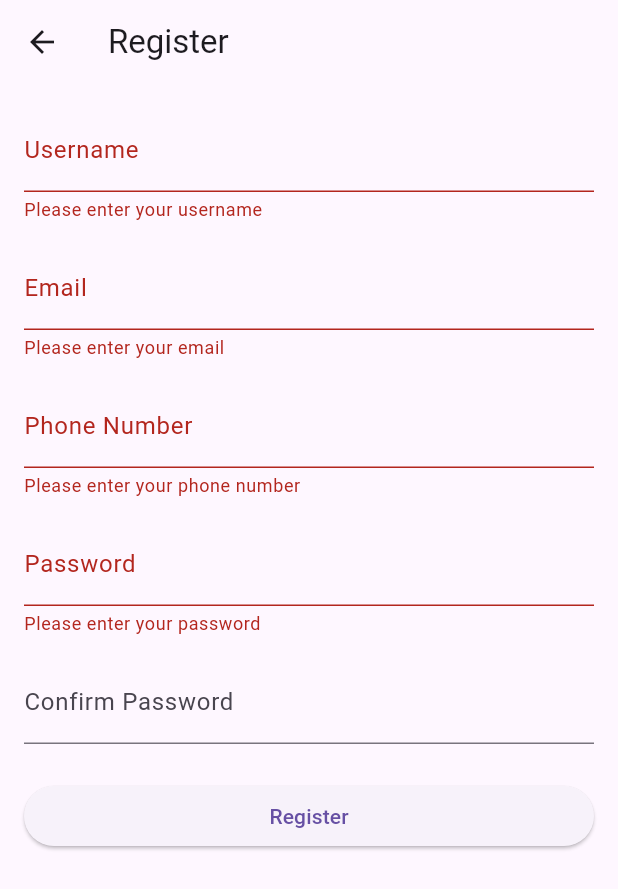
After one commit to MNhatdayy/flutter_ecom, a Flutter app: the RegisterScreen screen opened by its route, after a tap on "Register", on a phone screen of 412 x 824 dp. The commit adds this screen. Shown: the top 889 px of the screen. Run offline on Flutter 3.47's test engine with Material 3 defaults, Android fonts, the phone set to English and light mode, and no system bars; our stand-ins replace shared_preferences; accounts and stored records are empty.

Commit message:
commit-auth-service

```diff
--- a/lib/core/config/base_client.dart
+++ b/lib/core/config/base_client.dart
@@ -36,7 +36,24 @@ class BaseClient {
       throw ApiNotRespondingException('API not responded in time', uri.toString());
     }
   }
-
+  Future<dynamic> getPayload(String baseUrl, String api, dynamic payloadObj) async {
+    var uri = Uri.parse(baseUrl + api);
+    var payload = jsonEncode(payloadObj);
+    try {
+      var response = await http
+          .post(
+        uri,
+        body: payload,
+        headers: {"Content-Type": "application/json"}, // Header JSON
+      )
+          .timeout(Duration(seconds: TIME_OUT_DURATION));
+      return _processResponse(response);
+    } on SocketException {
+      throw FetchDataException('No Internet connection', uri.toString());
+    } on TimeoutException {
+      throw ApiNotRespondingException('API not responded in time', uri.toString());
+    }
+  }
   Future<dynamic> put(String baseUrl, String api, dynamic payloadObj) async {
     var uri = Uri.parse(baseUrl + api);
     var payload = jsonEncode(payloadObj); // Sử dụng jsonEncode để serialize payloadObj
--- a/lib/core/services/authService.dart
+++ b/lib/core/services/authService.dart
@@ -14,12 +14,10 @@ class AuthService {
     final response = await _baseClient.post(AppConfig.baseUrl,authEnpoints().login ,payload);
     if (response != null) {
       try {
-        // Chuyển đổi dữ liệu trả về nếu cần thiết (nếu là chuỗi JSON)
         final Map<String, dynamic> jsonResponse = jsonDecode(response);
 
-        // Kiểm tra xem token có trong response hay không
         if (jsonResponse.containsKey('token')) {
-          return jsonResponse['token']; // Hoặc trả về toàn bộ dữ liệu nếu cần
+          return jsonResponse['token'];
         } else {
           throw Exception('Token không có trong phản hồi');
         }
@@ -33,10 +31,11 @@ class AuthService {
   }
 
   // Đăng ký
-  Future<dynamic> register(String username, String email, String password) async {
+  Future<dynamic> register(String username, String email, String phone, String password) async {
     final Map<String, dynamic> payload = {
       'username': username,
       'email': email,
+      'phone': phone,
       'password': password,
     };
     return await _baseClient.post(AppConfig.baseUrl,authEnpoints().register, payload);
@@ -51,11 +50,13 @@ class AuthService {
     }
   }
 
-  // Future<dynamic> getCurrentUser() async {
-  //   return await _apiService.get('/auth/me');
-  // }
+  Future<dynamic> getCurrentUser(String token) async {
+    final Map<String, dynamic> payload = {
+      'token': token,
+    };
+    return await _baseClient.getPayload(AppConfig.baseUrl,authEnpoints().me, payload);
+  }
 
-  // Lưu token vào bộ nhớ (ví dụ: SharedPreferences hoặc SecureStorage)
   Future<void> saveToken(String token) async {
     // Sử dụng SharedPreferences để lưu token
     final prefs = await SharedPreferences.getInstance();
--- a/lib/core/utils/auth.api.dart
+++ b/lib/core/utils/auth.api.dart
@@ -2,4 +2,5 @@ class authEnpoints{
   final String login = "/auth/login";
   final String register = "/auth/register";
   final String logout = "/auth/logout";
+  final String me = "/auth/me";
 }
--- a/lib/main.dart
+++ b/lib/main.dart
@@ -1,7 +1,7 @@
 import 'package:flutter/material.dart';
 import 'package:flutter_ecom/pages/auth/LoginScreen.dart';
 import 'package:flutter_ecom/pages/HomeScreen.dart'; // Import HomeScreen (giả sử bạn có màn hình chính)
-
+import 'package:flutter_ecom/pages/auth/RegisterScreen.dart';
 void main() {
   runApp(MyApp());
 }
@@ -18,7 +18,8 @@ class MyApp extends StatelessWidget {
       initialRoute: '/login', // Đặt tuyến ban đầu là LoginScreen
       routes: {
         '/login': (context) => LoginScreen(),
-        '/home': (context) => HomeScreen(), // Thêm HomeScreen để điều hướng sau khi đăng nhập
+        '/home': (context) => HomeScreen(),
+        '/register': (context) => RegisterScreen(),
       },
     );
   }
--- a/lib/pages/auth/LoginScreen.dart
+++ b/lib/pages/auth/LoginScreen.dart
@@ -1,6 +1,7 @@
 import 'package:flutter/material.dart';
 import '../../core/services/authService.dart';
 import 'dart:convert';
+
 class LoginScreen extends StatefulWidget {
   @override
   _LoginScreenState createState() => _LoginScreenState();
@@ -45,23 +46,30 @@ class _LoginScreenState extends State<LoginScreen> {
         child: Column(
           crossAxisAlignment: CrossAxisAlignment.stretch,
           children: [
+            // Username input field
             TextField(
               controller: _usernameController,
               decoration: const InputDecoration(labelText: 'Username'),
             ),
             const SizedBox(height: 16),
+
+            // Password input field
             TextField(
               controller: _passwordController,
               decoration: const InputDecoration(labelText: 'Password'),
               obscureText: true,
             ),
             const SizedBox(height: 16),
+
+            // Error message display
             if (_errorMessage != null)
               Text(
                 _errorMessage!,
                 style: const TextStyle(color: Colors.red),
               ),
             const SizedBox(height: 16),
+
+            // Login button
             ElevatedButton(
               onPressed: _isLoading ? null : _handleLogin,
               child: _isLoading
@@ -69,6 +77,21 @@ class _LoginScreenState extends State<LoginScreen> {
                 color: Colors.white,
               )
                   : const Text('Login'),
+            ),
+
+            const SizedBox(height: 16),
+
+            // Register redirect button
+            Center(
+              child: TextButton(
+                onPressed: () {
+                  Navigator.pushNamed(context, '/register'); // Đổi tên màn hình đăng ký tại đây
+                },
+                child: const Text(
+                  'Don\'t have an account? Register here',
+                  style: TextStyle(color: Colors.blue),
+                ),
+              ),
             ),
           ],
         ),
--- /dev/null
+++ b/lib/pages/auth/RegisterScreen.dart
@@ -0,0 +1,158 @@
+import 'package:flutter/material.dart';
+import '../../core/services/authService.dart';
+class RegisterScreen extends StatefulWidget {
+  const RegisterScreen({Key? key}) : super(key: key);
+
+  @override
+  State<RegisterScreen> createState() => _RegisterScreenState();
+}
+
+class _RegisterScreenState extends State<RegisterScreen> {
+  final _formKey = GlobalKey<FormState>();
+  final AuthService _authService = AuthService();
+  final TextEditingController _usernameController = TextEditingController();
+  final TextEditingController _emailController = TextEditingController();
+  final TextEditingController _phoneController = TextEditingController();
+  final TextEditingController _passwordController = TextEditingController();
+  final TextEditingController _confirmPasswordController = TextEditingController();
+
+  bool _isLoading = false;
+  String? _errorMessage;
+
+  Future<void> _registerUser() async {
+    if (_formKey.currentState?.validate() ?? false) {
+      setState(() {
+        _isLoading = true;
+      });
+
+      try {
+        if(_passwordController.text != _confirmPasswordController.text){
+          _errorMessage = "Password and confirm password not match";
+        }
+        final newUser = await _authService.register(_usernameController.text,_emailController.text, _phoneController.text, _passwordController.text);
+        if(newUser == null){
+          _errorMessage = "Invalid username or password.";
+        }
+        // Show a success message
+        ScaffoldMessenger.of(context).showSnackBar(
+          const SnackBar(content: Text('Registration successful!')),
+        );
+
+        Navigator.pop(context);
+      } catch (e) {
+        // Show error message
+        ScaffoldMessenger.of(context).showSnackBar(
+          SnackBar(content: Text('Registration failed: $e')),
+        );
+      } finally {
+        setState(() {
+          _isLoading = false;
+        });
+      }
+    }
+  }
+
+  @override
+  Widget build(BuildContext context) {
+    return Scaffold(
+      appBar: AppBar(
+        title: const Text('Register'),
+      ),
+      body: Padding(
+        padding: const EdgeInsets.all(16.0),
+        child: Form(
+          key: _formKey,
+          child: ListView(
+            children: [
+              // Username field
+              TextFormField(
+                controller: _usernameController,
+                decoration: const InputDecoration(labelText: 'Username'),
+                validator: (value) {
+                  if (value == null || value.isEmpty) {
+                    return 'Please enter your username';
+                  }
+                  return null;
+                },
+              ),
+              const SizedBox(height: 16),
+
+              // Email field
+              TextFormField(
+                controller: _emailController,
+                decoration: const InputDecoration(labelText: 'Email'),
+                keyboardType: TextInputType.emailAddress,
+                validator: (value) {
+                  if (value == null || value.isEmpty) {
+                    return 'Please enter your email';
+                  }
+                  if (!RegExp(r'^[^@]+@[^@]+\.[^@]+').hasMatch(value)) {
+                    return 'Please enter a valid email';
+                  }
+                  return null;
+                },
+              ),
+              const SizedBox(height: 16),
+
+              // Phone field
+              TextFormField(
+                controller: _phoneController,
+                decoration: const InputDecoration(labelText: 'Phone Number'),
+                keyboardType: TextInputType.phone,
+                validator: (value) {
+                  if (value == null || value.isEmpty) {
+                    return 'Please enter your phone number';
+                  }
+                  if (!RegExp(r'^\d{10,15}$').hasMatch(value)) {
+                    return 'Please enter a valid phone number';
+                  }
+                  return null;
+                },
+              ),
+              const SizedBox(height: 16),
+
+              // Password field
+              TextFormField(
+                controller: _passwordController,
+                decoration: const InputDecoration(labelText: 'Password'),
+                obscureText: true,
+                validator: (value) {
+                  if (value == null || value.isEmpty) {
+                    return 'Please enter your password';
+                  }
+                  if (value.length < 6) {
+                    return 'Password must be at least 6 characters long';
+                  }
+                  return null;
+                },
+              ),
+              const SizedBox(height: 16),
+
+              // Confirm password field
+              TextFormField(
+                controller: _confirmPasswordController,
+                decoration: const InputDecoration(labelText: 'Confirm Password'),
+                obscureText: true,
+                validator: (value) {
+                  if (value != _passwordController.text) {
+                    return 'Passwords do not match';
+                  }
+                  return null;
+                },
+              ),
+              const SizedBox(height: 24),
+
+              // Register button
+              _isLoading
+                  ? const Center(child: CircularProgressIndicator())
+                  : ElevatedButton(
+                onPressed: _registerUser,
+                child: const Text('Register'),
+              ),
+            ],
+          ),
+        ),
+      ),
+    );
+  }
+}
```
Also changed, not shown: lib/pages/auth/ForgotScreen.dart (added), 1 other file.
